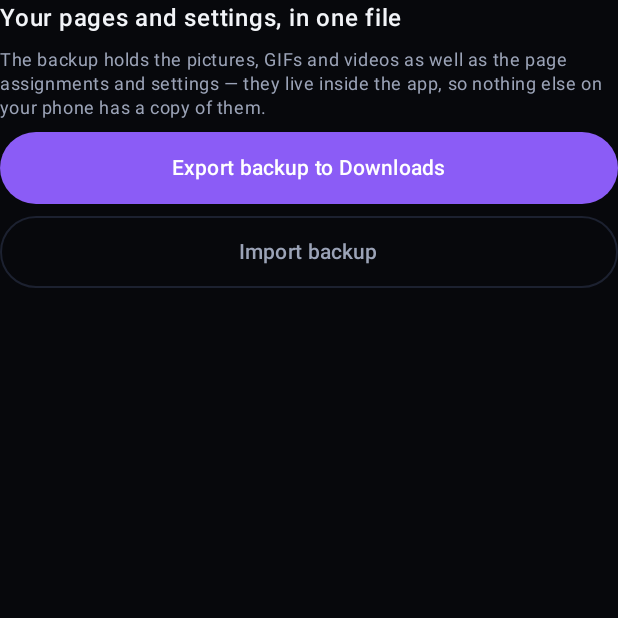
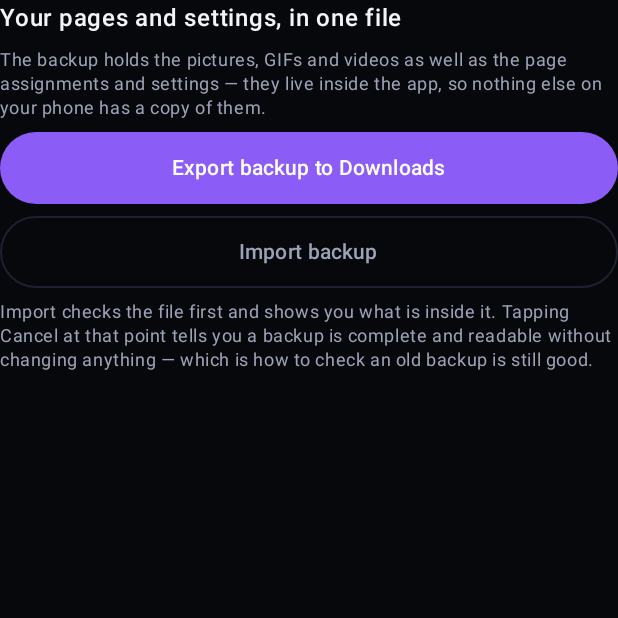
Before and after one commit to Dathaze20/Android-home-screen-widget, an Android app built with Jetpack Compose: the composable BackupRow shown on its own in the app's theme, on a phone screen of 412 x 824 dp, the top half of it. Run offline under Robolectric (Android 15) with nearby library versions, the phone set to English and light mode, and no system bars.

Commit message:
Say that importing verifies, so verifying is something you can choose
Import already reads and hashes every file in the backup before it offers
to do anything, and cancelling at the confirmation writes nothing. That is
a verify, but only to someone who knows it. A line under the button says
so, which is cheaper than a third button that would run the same code and
give the same answer.

Co-Authored-By: Claude Opus 5 <noreply@anthropic.com>
Claude-Session: https://claude.ai/code/session_01NSUq7s4wmmQfuUB95fmXCF

```diff
--- a/app/src/main/java/com/dathaze/pagewall/ui/SettingsSheet.kt
+++ b/app/src/main/java/com/dathaze/pagewall/ui/SettingsSheet.kt
@@ -501,6 +501,17 @@ private fun BackupRow(
             modifier = Modifier.fillMaxWidth().heightIn(min = 48.dp),
         ) { Text("Import backup") }
 
+        // Verification is not a third button, because it is not a third thing: importing
+        // already reads and checks every file before it offers to do anything. Saying so is
+        // what turns that into something you can use on purpose.
+        Text(
+            "Import checks the file first and shows you what is inside it. Tapping Cancel at " +
+                "that point tells you a backup is complete and readable without changing " +
+                "anything \u2014 which is how to check an old backup is still good.",
+            style = MaterialTheme.typography.bodySmall,
+            color = MaterialTheme.colorScheme.onSurfaceVariant,
+        )
+
         when (backup) {
             BackupState.Idle -> Unit
 
```
